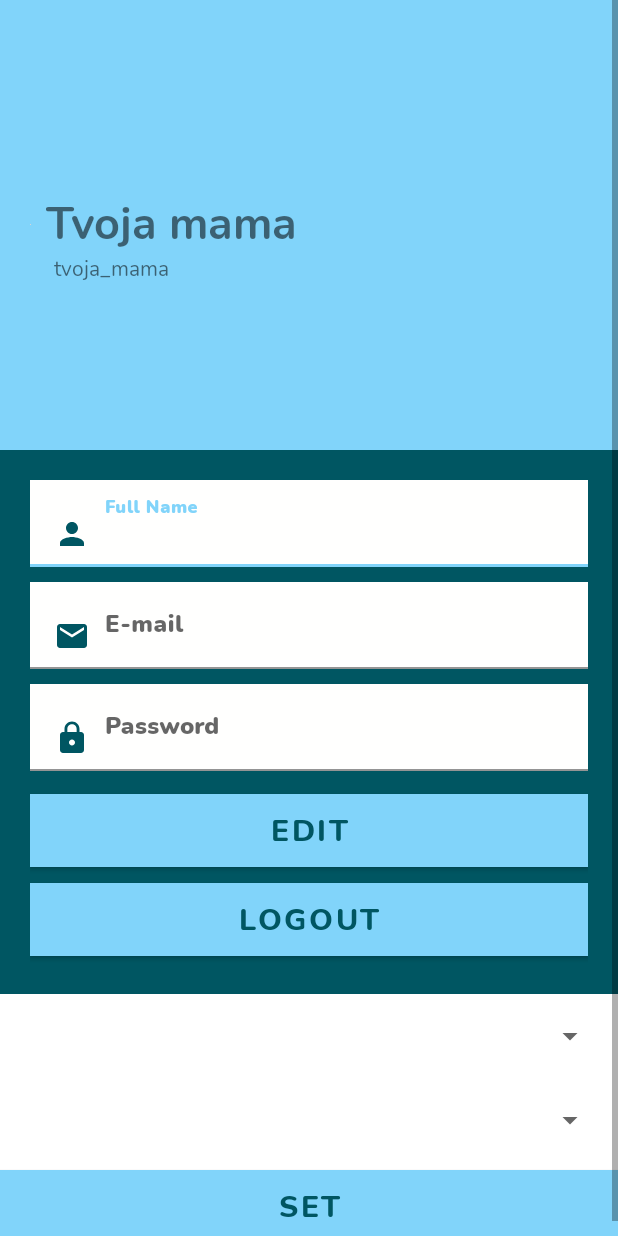
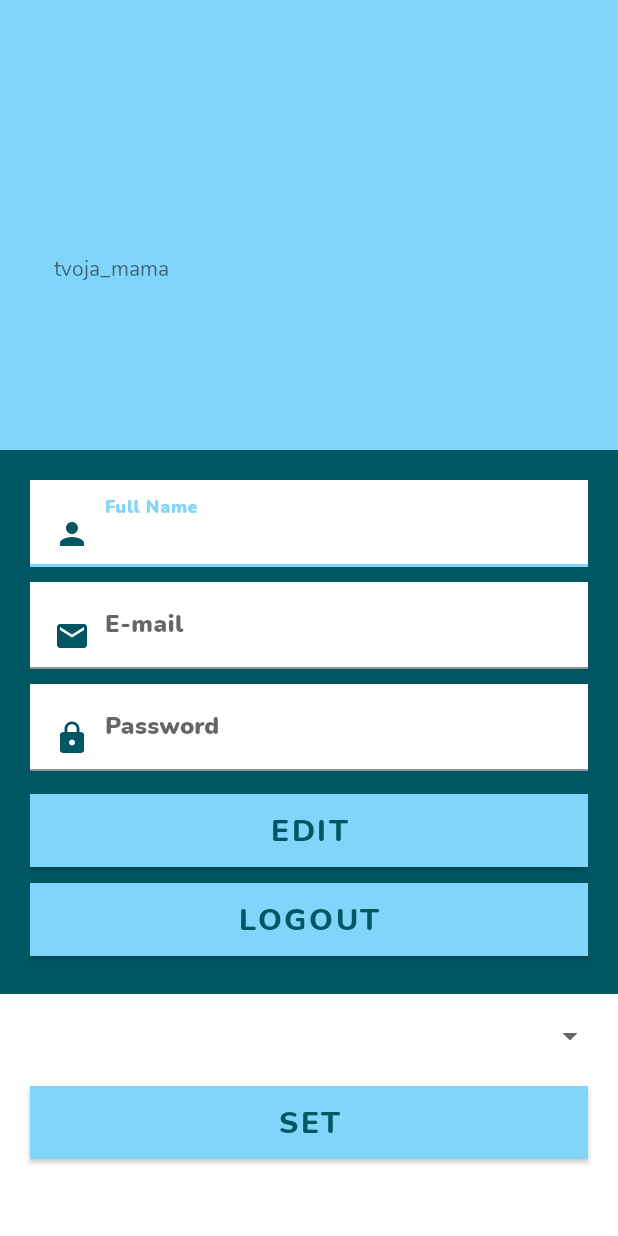
Before and after one commit to martingresak/TrackerApp, an Android app: the layout activity_user_profile.xml on its own in the app's theme, with its tools: preview values and no code run, on a phone screen of 412 x 824 dp. Run offline under Robolectric (Android 15) with nearby library versions, the phone set to English and light mode, and no system bars.

Commit message:
user screen fix

```diff
--- a/app/src/main/AndroidManifest.xml
+++ b/app/src/main/AndroidManifest.xml
@@ -18,8 +18,8 @@
         <activity android:name= ".SignUp"/>
         <activity android:name=".CenterActivity" />
         <activity android:name=".Login" />
-        <activity android:name=".UserProfile"/>
-        <activity android:name=".MainActivity">
+        <activity android:name=".MainActivity"/>
+        <activity android:name=".UserProfile">
             <intent-filter>
                 <action android:name="android.intent.action.MAIN" />
 
--- a/app/src/main/java/com/example/trackerapp/SignUp.java
+++ b/app/src/main/java/com/example/trackerapp/SignUp.java
@@ -9,6 +9,7 @@ import android.util.Log;
 import android.view.View;
 import android.view.WindowManager;
 import android.widget.Button;
+import android.widget.TextView;
 import android.widget.Toast;
 
 import com.google.android.gms.tasks.OnCompleteListener;
--- a/app/src/main/res/layout/activity_user_profile.xml
+++ b/app/src/main/res/layout/activity_user_profile.xml
@@ -18,10 +18,9 @@
             android:background="@color/primaryColor">
 
             <TextView
-                android:id="@+id/fullname"
+                android:id="@+id/full_name_display"
                 android:layout_width="wrap_content"
                 android:layout_height="wrap_content"
-                android:text="Tvoja mama"
                 android:textSize="30sp"
                 android:fontFamily="@font/nunito_bold"
                 android:layout_toRightOf="@id/imageView"
@@ -30,7 +29,7 @@
                 android:layout_marginLeft="10dp" />
 
             <TextView
-                android:id="@+id/username"
+                android:id="@+id/username_display"
                 android:layout_width="wrap_content"
                 android:layout_height="wrap_content"
                 android:text="tvoja_mama"
@@ -38,7 +37,7 @@
                 android:fontFamily="@font/nunito_regular"
                 android:layout_toRightOf="@id/imageView"
                 android:includeFontPadding="false"
-                android:layout_below="@+id/fullname"
+                android:layout_below="@+id/full_name_display"
                 android:layout_marginLeft="15dp" />
 
             <ImageView
@@ -147,14 +146,14 @@
             android:layout_marginStart="8dp"
             android:layout_marginTop="8dp"/>
 
-        <Spinner
+        <!--<Spinner
             android:id="@+id/goal_picker"
             android:layout_width="match_parent"
             android:layout_height="40dp"
             android:layout_marginBottom="8dp"
             android:layout_marginEnd="8dp"
             android:layout_marginStart="8dp"
-            android:layout_marginTop="8dp"/>
+            android:layout_marginTop="8dp"/>-->
 
         <Button
             android:id="@+id/set_btn"
@@ -162,6 +161,7 @@
             android:layout_height="wrap_content"
             android:textColor="@color/secondaryDarkColor"
             android:layout_marginVertical="5dp"
+            android:layout_marginHorizontal="20dp"
             android:textSize="20sp"
             android:text="SET"
             android:fontFamily="@font/nunito_extrabold"
```
Also changed, not shown: app/src/main/java/com/example/trackerapp/UserProfile.java (+15 -3 lines).
